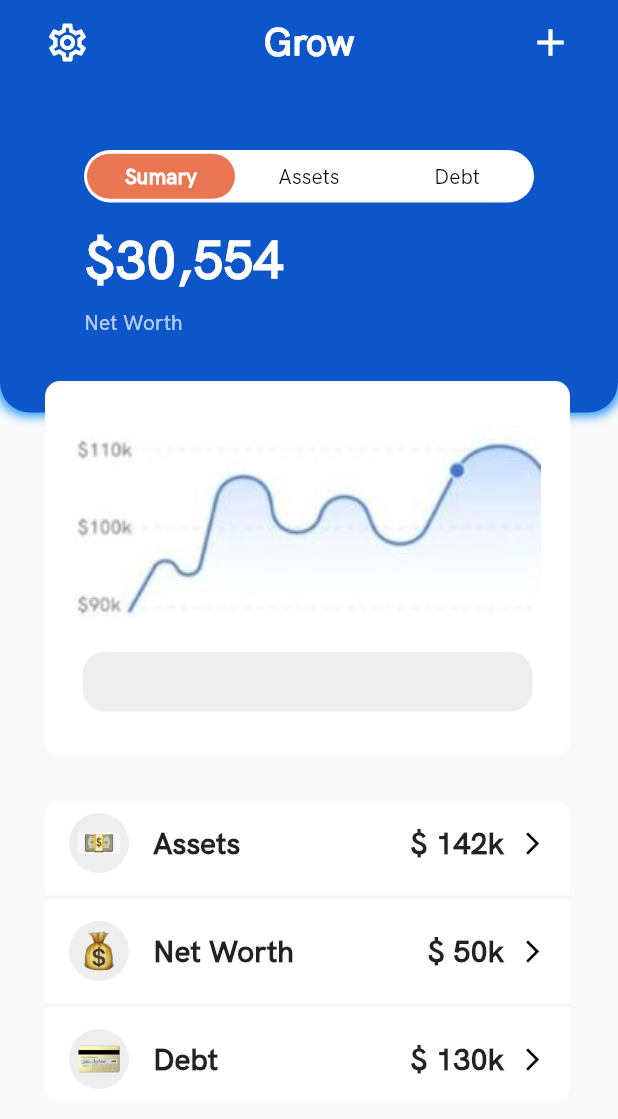
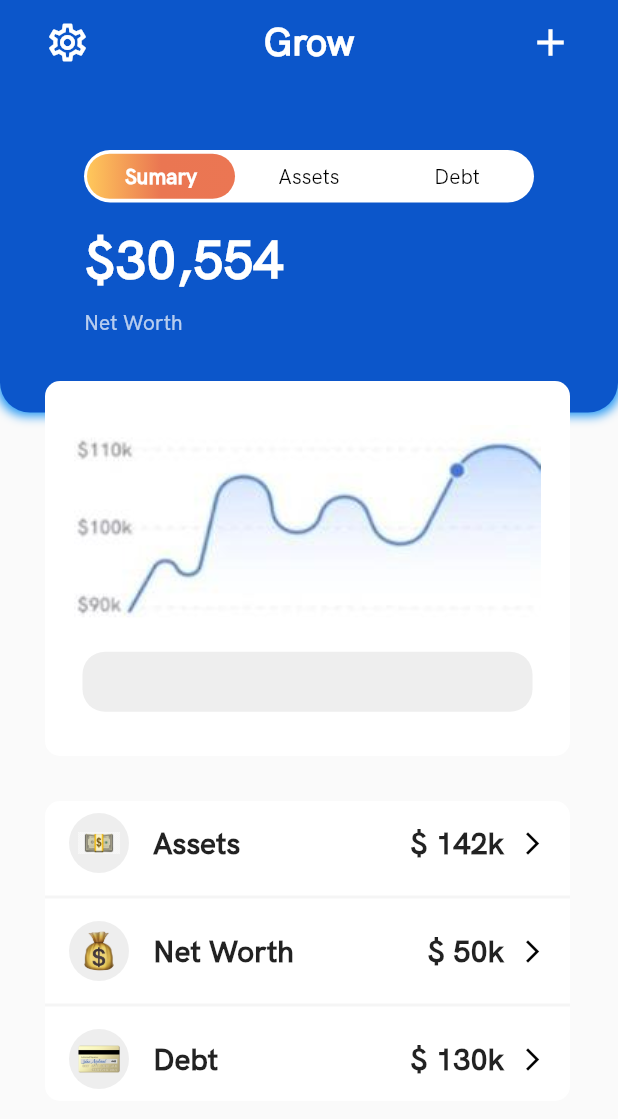
Before and after one commit to pedrooruass/PJ_Challenge_1, a Flutter app: the screen it shows after launch, on a phone screen of 412 x 824 dp. Shown: the top 1119 px of the screen. Run offline on Flutter 3.47's test engine with Material 2 defaults, Android fonts, the phone set to English and light mode, and no system bars.

Commit message:
Add Gradient

```diff
--- a/lib/screens/components/first_navigator_component.dart
+++ b/lib/screens/components/first_navigator_component.dart
@@ -39,10 +39,18 @@ class FirstNavigatorComponent extends StatelessWidget {
           alignment: Alignment.center,
           height: 30,
           decoration: BoxDecoration(
-              color: indexSelected == index
-                  ? AppColors.secondColor
-                  : Colors.transparent,
-              borderRadius: BorderRadius.circular(20)),
+            color: indexSelected == index
+                ? AppColors.secondColor
+                : Colors.transparent,
+            borderRadius: BorderRadius.circular(20),
+            gradient: LinearGradient(
+              colors: [
+                Color(0xFFFFC85B),
+                Color(0xFFEA7652),
+                AppColors.secondColor,
+              ],
+            ),
+          ),
           child: Text(
             text,
             style: TextStyle(
```
